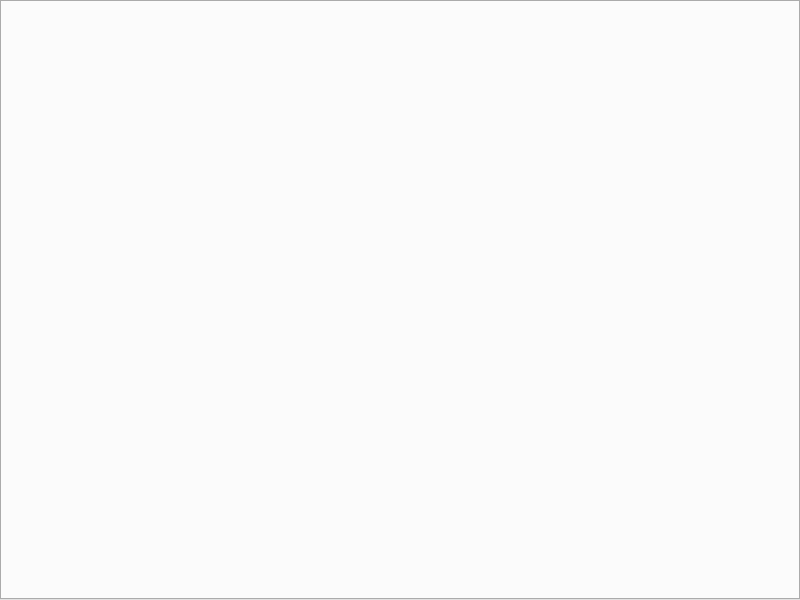
Above: SJTUFlow/SJTUFlow/sjtuflow.ui from SatanWoo/SJTUFlow before the change. Below: the same form after it.
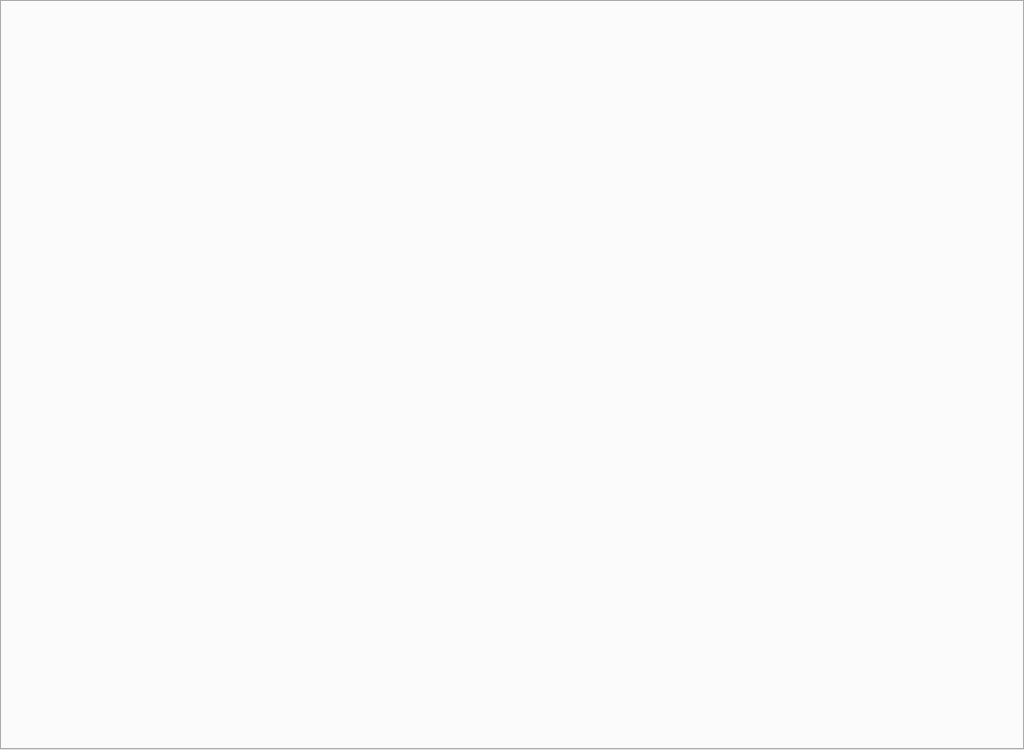
That is the form after the change. Custom widgets are drawn as their Qt base class.

```diff
--- a/SJTUFlow/SJTUFlow/sjtuflow.ui
+++ b/SJTUFlow/SJTUFlow/sjtuflow.ui
@@ -6,8 +6,8 @@
    <rect>
     <x>0</x>
     <y>0</y>
-    <width>800</width>
-    <height>600</height>
+    <width>1024</width>
+    <height>750</height>
    </rect>
   </property>
   <property name="sizePolicy">
@@ -19,6 +19,9 @@
   <property name="windowTitle">
    <string>SJTUFlow</string>
   </property>
+  <property name="styleSheet">
+   <string notr="true">font: &quot;Comic Sans MS&quot;;</string>
+  </property>
   <widget class="QWidget" name="centralWidget">
    <property name="sizePolicy">
     <sizepolicy hsizetype="Expanding" vsizetype="Expanding">
@@ -32,18 +35,33 @@
    <property name="styleSheet">
     <string notr="true"/>
    </property>
+   <layout class="QVBoxLayout" name="verticalLayout" stretch="0,0">
+    <property name="spacing">
+     <number>0</number>
+    </property>
+    <property name="leftMargin">
+     <number>0</number>
+    </property>
+    <property name="topMargin">
+     <number>0</number>
+    </property>
+    <property name="rightMargin">
+     <number>0</number>
+    </property>
+    <property name="bottomMargin">
+     <number>0</number>
+    </property>
+    <item>
+     <widget class="TitleBar" name="titleBar" native="true"/>
+    </item>
+    <item>
    <widget class="QHorizontalTabWidget" name="tabWidget">
-    <property name="geometry">
-     <rect>
-      <x>0</x>
-      <y>0</y>
-      <width>800</width>
-      <height>600</height>
-     </rect>
-    </property>
     <property name="layoutDirection">
      <enum>Qt::LeftToRight</enum>
     </property>
+      <property name="styleSheet">
+       <string notr="true"/>
+      </property>
     <property name="tabPosition">
      <enum>QTabWidget::West</enum>
     </property>
@@ -63,6 +81,10 @@
      <enum>Qt::ElideNone</enum>
     </property>
    </widget>
+    </item>
+   </layout>
+   <zorder>tabWidget</zorder>
+   <zorder>titleBar</zorder>
   </widget>
  </widget>
  <layoutdefault spacing="6" margin="11"/>
@@ -73,6 +95,12 @@
    <header>qhorizontaltabwidget.h</header>
    <container>1</container>
   </customwidget>
+  <customwidget>
+   <class>TitleBar</class>
+   <extends>QWidget</extends>
+   <header>titlebar.h</header>
+   <container>1</container>
+  </customwidget>
  </customwidgets>
  <resources>
   <include location="sjtuflow.qrc"/>
```
Lines whose indentation alone changed are shown as unchanged.
